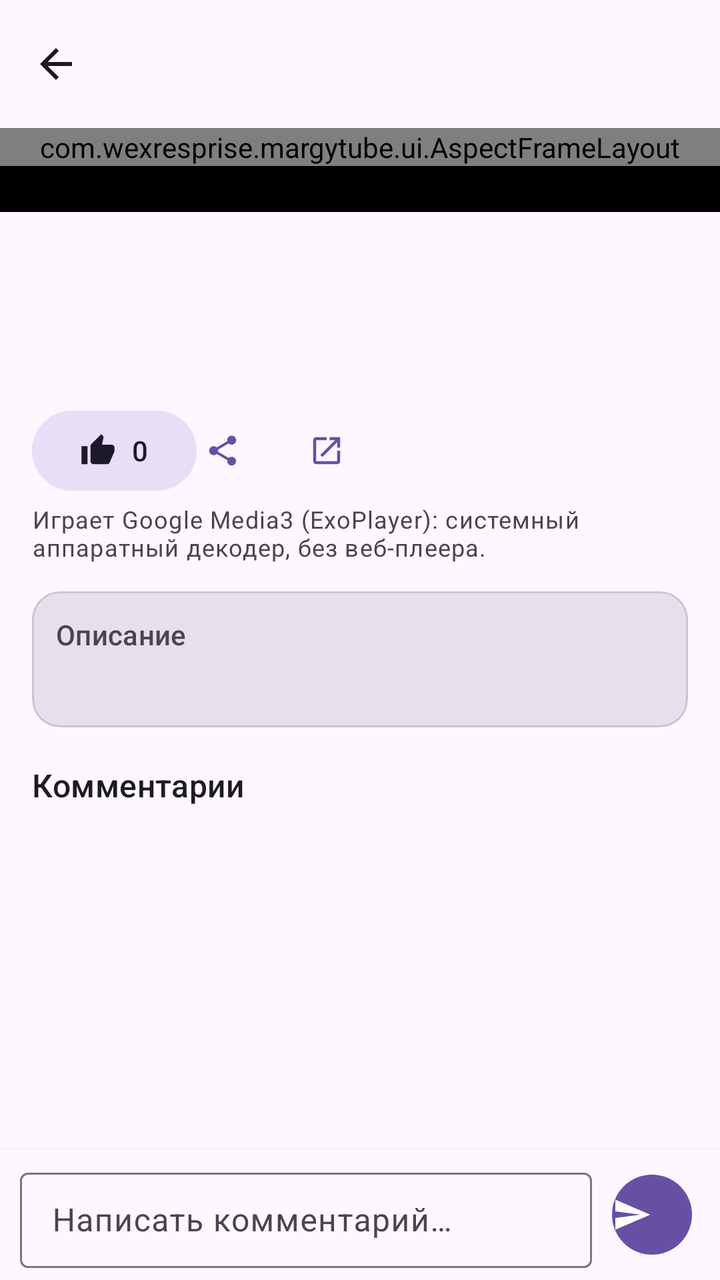
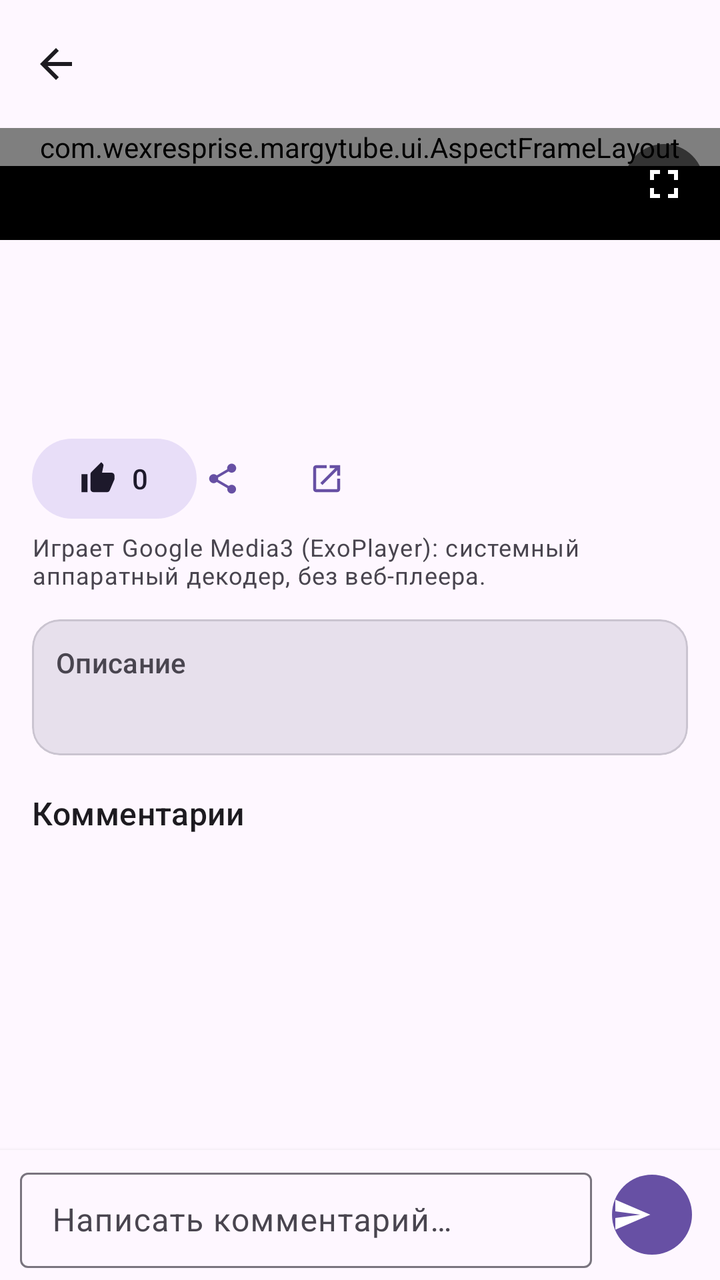

Compare the two renders of this Android layout. The source of the first and the diff that turns it into the second are given below.
<!-- AndroidManifest.xml: activity theme Theme.MargyTube -->
<!-- res/layout/activity_player.xml -->
<?xml version="1.0" encoding="utf-8"?>
<FrameLayout xmlns:android="http://schemas.android.com/apk/res/android"
    xmlns:app="http://schemas.android.com/apk/res-auto"
    android:id="@+id/playerRoot"
    android:layout_width="match_parent"
    android:layout_height="match_parent"
    android:background="?attr/colorSurface">

    <LinearLayout
        android:id="@+id/playerMain"
        android:layout_width="match_parent"
        android:layout_height="match_parent"
        android:orientation="vertical">

        <com.google.android.material.appbar.MaterialToolbar
            android:id="@+id/toolbar"
            style="@style/Widget.Material3.Toolbar"
            android:layout_width="match_parent"
            android:layout_height="?attr/actionBarSize"
            app:navigationContentDescription="@string/back"
            app:navigationIcon="@drawable/ic_back"
            app:title=""
            app:navigationIconTint="?attr/colorOnSurface" />

        <androidx.core.widget.NestedScrollView
            android:id="@+id/playerScroll"
            android:layout_width="match_parent"
            android:layout_height="0dp"
            android:layout_weight="1"
            android:clipToPadding="false"
            android:fillViewport="true">

            <LinearLayout
                android:layout_width="match_parent"
                android:layout_height="wrap_content"
                android:orientation="vertical">

                <FrameLayout
                    android:layout_width="match_parent"
                    android:layout_height="wrap_content"
                    android:background="@color/black">

                    <com.wexresprise.margytube.ui.AspectFrameLayout
                        android:layout_width="match_parent"
                        android:layout_height="wrap_content">

                        <androidx.media3.ui.PlayerView
                            android:id="@+id/playerView"
                            android:layout_width="match_parent"
                            android:layout_height="match_parent"
                            android:background="@color/black"
                            app:resize_mode="fit"
                            app:use_controller="true" />
                    </com.wexresprise.margytube.ui.AspectFrameLayout>

                    <ProgressBar
                        android:id="@+id/playerProgress"
                        android:layout_width="42dp"
                        android:layout_height="42dp"
                        android:layout_gravity="center"
                        android:indeterminateTint="@color/white" />
                </FrameLayout>

                <LinearLayout
                    android:layout_width="match_parent"
                    android:layout_height="wrap_content"
                    android:orientation="vertical"
                    android:paddingHorizontal="16dp"
                    android:paddingTop="12dp">

                    <TextView
                        android:id="@+id/videoTitle"
                        android:layout_width="match_parent"
                        android:layout_height="wrap_content"
                        android:textAppearance="?attr/textAppearanceTitleLarge"
                        android:textColor="?attr/colorOnSurface" />

                    <TextView
                        android:id="@+id/videoMeta"
                        android:layout_width="match_parent"
                        android:layout_height="wrap_content"
                        android:layout_marginTop="4dp"
                        android:textAppearance="?attr/textAppearanceBodyMedium"
                        android:textColor="?attr/colorOnSurfaceVariant" />

                    <TextView
                        android:id="@+id/videoChannel"
                        android:layout_width="match_parent"
                        android:layout_height="wrap_content"
                        android:layout_marginTop="2dp"
                        android:textAppearance="?attr/textAppearanceLabelLarge"
                        android:textColor="?attr/colorOnSurface" />

                    <LinearLayout
                        android:layout_width="match_parent"
                        android:layout_height="wrap_content"
                        android:layout_marginTop="10dp"
                        android:gravity="center_vertical"
                        android:orientation="horizontal">

                        <com.google.android.material.button.MaterialButton
                            android:id="@+id/likeButton"
                            style="@style/Widget.Material3.Button.TonalButton"
                            android:layout_width="wrap_content"
                            android:layout_height="wrap_content"
                            android:minWidth="0dp"
                            android:text="0"
                            app:icon="@drawable/ic_thumb_up" />

                        <com.google.android.material.button.MaterialButton
                            android:id="@+id/shareButton"
                            style="@style/Widget.Material3.Button.TextButton"
                            android:layout_width="48dp"
                            android:layout_height="48dp"
                            android:layout_marginStart="4dp"
                            android:contentDescription="@string/share"
                            android:minWidth="48dp"
                            android:padding="0dp"
                            app:icon="@drawable/ic_share"
                            app:iconPadding="0dp" />

                        <com.google.android.material.button.MaterialButton
                            android:id="@+id/openButton"
                            style="@style/Widget.Material3.Button.TextButton"
                            android:layout_width="48dp"
                            android:layout_height="48dp"
                            android:layout_marginStart="4dp"
                            android:contentDescription="@string/open_youtube"
                            android:minWidth="48dp"
                            android:padding="0dp"
                            app:icon="@drawable/ic_open"
                            app:iconPadding="0dp" />
                    </LinearLayout>

                    <TextView
                        android:layout_width="match_parent"
                        android:layout_height="wrap_content"
                        android:layout_marginTop="2dp"
                        android:text="@string/player_note"
                        android:textAppearance="?attr/textAppearanceBodySmall"
                        android:textColor="?attr/colorOnSurfaceVariant" />

                    <com.google.android.material.card.MaterialCardView
                        android:id="@+id/descriptionCard"
                        android:layout_width="match_parent"
                        android:layout_height="wrap_content"
                        android:layout_marginTop="14dp"
                        app:cardBackgroundColor="?attr/colorSurfaceVariant"
                        app:cardCornerRadius="14dp"
                        app:cardElevation="0dp">

                        <LinearLayout
                            android:layout_width="match_parent"
                            android:layout_height="wrap_content"
                            android:orientation="vertical"
                            android:padding="12dp">

                            <TextView
                                android:layout_width="match_parent"
                                android:layout_height="wrap_content"
                                android:text="@string/description"
                                android:textAppearance="?attr/textAppearanceLabelLarge"
                                android:textColor="?attr/colorOnSurfaceVariant" />

                            <TextView
                                android:id="@+id/descriptionText"
                                android:layout_width="match_parent"
                                android:layout_height="wrap_content"
                                android:layout_marginTop="6dp"
                                android:maxLines="4"
                                android:ellipsize="end"
                                android:textAppearance="?attr/textAppearanceBodyMedium"
                                android:textColor="?attr/colorOnSurface" />

                            <com.google.android.material.button.MaterialButton
                                android:id="@+id/descriptionToggle"
                                style="@style/Widget.Material3.Button.TextButton"
                                android:layout_width="wrap_content"
                                android:layout_height="wrap_content"
                                android:minHeight="36dp"
                                android:paddingHorizontal="0dp"
                                android:text="@string/show_more"
                                android:visibility="gone" />
                        </LinearLayout>
                    </com.google.android.material.card.MaterialCardView>

                    <com.google.android.material.card.MaterialCardView
                        android:id="@+id/pluginCard"
                        android:layout_width="match_parent"
                        android:layout_height="wrap_content"
                        android:layout_marginTop="10dp"
                        android:visibility="gone"
                        app:cardBackgroundColor="?attr/colorSecondaryContainer"
                        app:cardCornerRadius="14dp"
                        app:cardElevation="0dp">

                        <LinearLayout
                            android:layout_width="match_parent"
                            android:layout_height="wrap_content"
                            android:orientation="vertical"
                            android:padding="12dp">

                            <TextView
                                android:layout_width="match_parent"
                                android:layout_height="wrap_content"
                                android:text="@string/plugin_notes_title"
                                android:textAppearance="?attr/textAppearanceLabelLarge"
                                android:textColor="?attr/colorOnSecondaryContainer" />

                            <TextView
                                android:id="@+id/pluginNotes"
                                android:layout_width="match_parent"
                                android:layout_height="wrap_content"
                                android:layout_marginTop="4dp"
                                android:textAppearance="?attr/textAppearanceBodyMedium"
                                android:textColor="?attr/colorOnSecondaryContainer" />
                        </LinearLayout>
                    </com.google.android.material.card.MaterialCardView>

                    <LinearLayout
                        android:layout_width="match_parent"
                        android:layout_height="wrap_content"
                        android:layout_marginTop="18dp"
                        android:gravity="center_vertical"
                        android:orientation="horizontal">

                        <TextView
                            android:layout_width="0dp"
                            android:layout_height="wrap_content"
                            android:layout_weight="1"
                            android:text="@string/comments"
                            android:textAppearance="?attr/textAppearanceTitleMedium"
                            android:textColor="?attr/colorOnSurface" />

                        <TextView
                            android:id="@+id/commentsCount"
                            android:layout_width="wrap_content"
                            android:layout_height="wrap_content"
                            android:textAppearance="?attr/textAppearanceLabelMedium"
                            android:textColor="?attr/colorOnSurfaceVariant" />
                    </LinearLayout>

                    <TextView
                        android:id="@+id/commentsStatus"
                        android:layout_width="match_parent"
                        android:layout_height="wrap_content"
                        android:paddingVertical="16dp"
                        android:text="@string/comments_loading"
                        android:textAppearance="?attr/textAppearanceBodyMedium"
                        android:textColor="?attr/colorOnSurfaceVariant"
                        android:visibility="gone" />

                    <com.google.android.material.button.MaterialButton
                        android:id="@+id/commentsRetry"
                        style="@style/Widget.Material3.Button.TextButton"
                        android:layout_width="wrap_content"
                        android:layout_height="wrap_content"
                        android:text="@string/retry"
                        android:visibility="gone" />

                    <androidx.recyclerview.widget.RecyclerView
                        android:id="@+id/commentsList"
                        android:layout_width="match_parent"
                        android:layout_height="wrap_content"
                        android:layout_marginTop="4dp"
                        android:nestedScrollingEnabled="false" />

                    <Space
                        android:layout_width="match_parent"
                        android:layout_height="12dp" />
                </LinearLayout>
            </LinearLayout>
        </androidx.core.widget.NestedScrollView>

        <LinearLayout
            android:id="@+id/commentBar"
            android:layout_width="match_parent"
            android:layout_height="wrap_content"
            android:background="?attr/colorSurface"
            android:elevation="3dp"
            android:gravity="center_vertical"
            android:orientation="horizontal"
            android:paddingHorizontal="10dp"
            android:paddingVertical="6dp">

            <com.google.android.material.textfield.TextInputLayout
                android:id="@+id/commentLayout"
                style="@style/Widget.Material3.TextInputLayout.OutlinedBox.Dense"
                android:layout_width="0dp"
                android:layout_height="wrap_content"
                android:layout_weight="1"
                android:hint="@string/comment_hint">

                <com.google.android.material.textfield.TextInputEditText
                    android:id="@+id/commentInput"
                    android:layout_width="match_parent"
                    android:layout_height="wrap_content"
                    android:inputType="textCapSentences|textMultiLine"
                    android:maxLines="4"
                    android:maxLength="8000" />
            </com.google.android.material.textfield.TextInputLayout>

            <com.google.android.material.button.MaterialButton
                android:id="@+id/sendButton"
                style="@style/Widget.Material3.Button.IconButton.Filled"
                android:layout_width="48dp"
                android:layout_height="48dp"
                android:layout_marginStart="6dp"
                android:contentDescription="@string/send"
                android:minWidth="48dp"
                android:padding="0dp"
                app:icon="@drawable/ic_send"
                app:iconPadding="0dp" />
        </LinearLayout>
    </LinearLayout>
</FrameLayout>
<!-- resources referenced by this layout -->
<resources>
  <color name="black">#FF000000</color>
  <color name="white">#FFFFFFFF</color>
  <!-- drawable ic_back (drawable) -->
  <?xml version="1.0" encoding="utf-8"?>
  <vector xmlns:android="http://schemas.android.com/apk/res/android"
      android:width="24dp" android:height="24dp"
      android:viewportWidth="24" android:viewportHeight="24"
      android:tint="?attr/colorOnSurface">
      <path android:fillColor="#FFFFFFFF"
          android:pathData="M20,11H7.83l5.59,-5.59L12,4l-8,8 8,8 1.41,-1.41L7.83,13H20v-2z" />
  </vector>
  <!-- drawable ic_open (drawable) -->
  <?xml version="1.0" encoding="utf-8"?>
  <vector xmlns:android="http://schemas.android.com/apk/res/android"
      android:width="24dp" android:height="24dp"
      android:viewportWidth="24" android:viewportHeight="24"
      android:tint="?attr/colorOnSurface">
      <path android:fillColor="#FFFFFFFF"
          android:pathData="M19,19H5V5h7V3H5c-1.11,0 -2,0.9 -2,2v14c0,1.1 0.89,2 2,2h14c1.1,0 2,-0.9 2,-2v-7h-2v7zM14,3v2h3.59l-9.83,9.83 1.41,1.41L19,6.41V10h2V3h-7z" />
  </vector>
  <!-- drawable ic_send (drawable) -->
  <?xml version="1.0" encoding="utf-8"?>
  <vector xmlns:android="http://schemas.android.com/apk/res/android"
      android:width="24dp" android:height="24dp"
      android:viewportWidth="24" android:viewportHeight="24"
      android:tint="?attr/colorOnSurface">
      <path android:fillColor="#FFFFFFFF"
          android:pathData="M2.01,21L23,12 2.01,3 2,10l15,2 -15,2z" />
  </vector>
  <string name="back">Назад</string>
  <string name="comment_hint">Написать комментарий…</string>
  <string name="comments">Комментарии</string>
  <string name="comments_loading">Загрузка комментариев…</string>
  <string name="description">Описание</string>
  <string name="open_youtube">Открыть в YouTube</string>
  <string name="player_note">Играет Google Media3 (ExoPlayer): системный аппаратный декодер, без веб-плеера.</string>
  <string name="plugin_notes_title">От плагинов</string>
  <string name="retry">Повторить</string>
  <string name="send">Отправить</string>
  <string name="share">Поделиться</string>
  <string name="show_more">Ещё</string>
  <style name="ThemeOverlay.MargyTube.Dialog" parent="ThemeOverlay.Material3.MaterialAlertDialog" />
  <!-- unchanged entries left out for length: 3 -->
</resources>

<!-- the commit's change to res/layout/activity_player.xml (unified diff, before → after) -->
@@ -41,6 +41,7 @@
                     android:background="@color/black">
 
                     <com.wexresprise.margytube.ui.AspectFrameLayout
+                        android:id="@+id/videoFrame"
                         android:layout_width="match_parent"
                         android:layout_height="wrap_content">
 
@@ -59,6 +60,18 @@
                         android:layout_height="42dp"
                         android:layout_gravity="center"
                         android:indeterminateTint="@color/white" />
+
+                    <ImageButton
+                        android:id="@+id/fullscreenButton"
+                        android:layout_width="40dp"
+                        android:layout_height="40dp"
+                        android:layout_gravity="top|end"
+                        android:layout_margin="8dp"
+                        android:background="@drawable/bg_player_button"
+                        android:contentDescription="@string/fullscreen_enter"
+                        android:padding="8dp"
+                        android:src="@drawable/ic_fullscreen"
+                        android:tint="@color/white" />
                 </FrameLayout>
 
                 <LinearLayout
@@ -313,4 +326,31 @@
                 app:iconPadding="0dp" />
         </LinearLayout>
     </LinearLayout>
+
+    <FrameLayout
+        android:id="@+id/fullscreenLayer"
+        android:layout_width="match_parent"
+        android:layout_height="match_parent"
+        android:background="@color/black"
+        android:clickable="true"
+        android:focusable="true"
+        android:visibility="gone">
+
+        <FrameLayout
+            android:id="@+id/fullscreenHost"
+            android:layout_width="match_parent"
+            android:layout_height="match_parent" />
+
+        <ImageButton
+            android:id="@+id/exitFullscreenButton"
+            android:layout_width="40dp"
+            android:layout_height="40dp"
+            android:layout_gravity="top|end"
+            android:layout_margin="12dp"
+            android:background="@drawable/bg_player_button"
+            android:contentDescription="@string/fullscreen_exit"
+            android:padding="8dp"
+            android:src="@drawable/ic_fullscreen_exit"
+            android:tint="@color/white" />
+    </FrameLayout>
 </FrameLayout>
<!-- resource entries referenced after the edit -->
@@ -2,6 +2,12 @@
 <resources>
   <color name="black">#FF000000</color>
   <color name="white">#FFFFFFFF</color>
+  <!-- drawable bg_player_button (drawable) -->
+  <?xml version="1.0" encoding="utf-8"?>
+  <shape xmlns:android="http://schemas.android.com/apk/res/android"
+      android:shape="oval">
+      <solid android:color="#99000000" />
+  </shape>
   <!-- drawable ic_back (drawable) -->
   <?xml version="1.0" encoding="utf-8"?>
   <vector xmlns:android="http://schemas.android.com/apk/res/android"
@@ -10,6 +16,28 @@
       android:tint="?attr/colorOnSurface">
       <path android:fillColor="#FFFFFFFF"
           android:pathData="M20,11H7.83l5.59,-5.59L12,4l-8,8 8,8 1.41,-1.41L7.83,13H20v-2z" />
+  </vector>
+  <!-- drawable ic_fullscreen (drawable) -->
+  <?xml version="1.0" encoding="utf-8"?>
+  <vector xmlns:android="http://schemas.android.com/apk/res/android"
+      android:width="24dp"
+      android:height="24dp"
+      android:viewportWidth="24"
+      android:viewportHeight="24">
+      <path
+          android:fillColor="#FFFFFFFF"
+          android:pathData="M7,14H5v5h5v-2H7v-3zM5,10h2V7h3V5H5v5zM17,17h-3v2h5v-5h-2v3zM14,5v2h3v3h2V5h-5z" />
+  </vector>
+  <!-- drawable ic_fullscreen_exit (drawable) -->
+  <?xml version="1.0" encoding="utf-8"?>
+  <vector xmlns:android="http://schemas.android.com/apk/res/android"
+      android:width="24dp"
+      android:height="24dp"
+      android:viewportWidth="24"
+      android:viewportHeight="24">
+      <path
+          android:fillColor="#FFFFFFFF"
+          android:pathData="M5,16h3v3h2v-5H5v2zM8,8H5v2h5V5H8v3zM16,19h2v-3h3v-2h-5v5zM18,8V5h-2v5h5V8h-3z" />
   </vector>
   <!-- drawable ic_open (drawable) -->
   <?xml version="1.0" encoding="utf-8"?>
@@ -34,6 +62,8 @@
   <string name="comments">Комментарии</string>
   <string name="comments_loading">Загрузка комментариев…</string>
   <string name="description">Описание</string>
+  <string name="fullscreen_enter">Во весь экран</string>
+  <string name="fullscreen_exit">Выйти из полноэкранного режима</string>
   <string name="open_youtube">Открыть в YouTube</string>
   <string name="player_note">Играет Google Media3 (ExoPlayer): системный аппаратный декодер, без веб-плеера.</string>
   <string name="plugin_notes_title">От плагинов</string>
